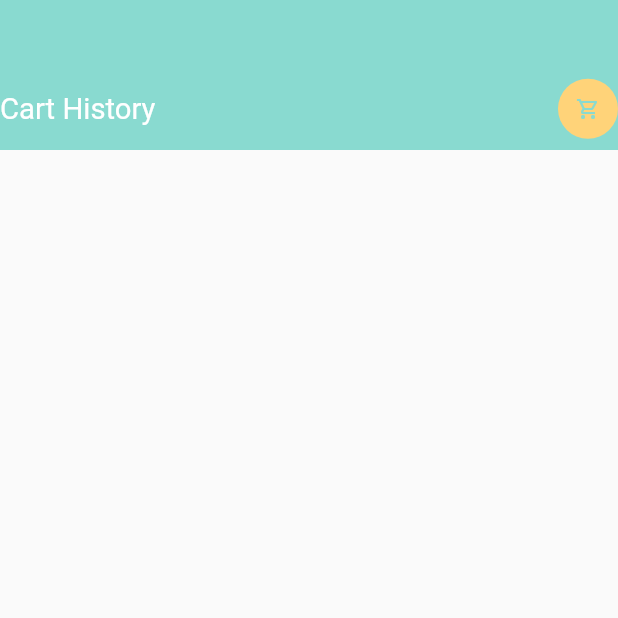
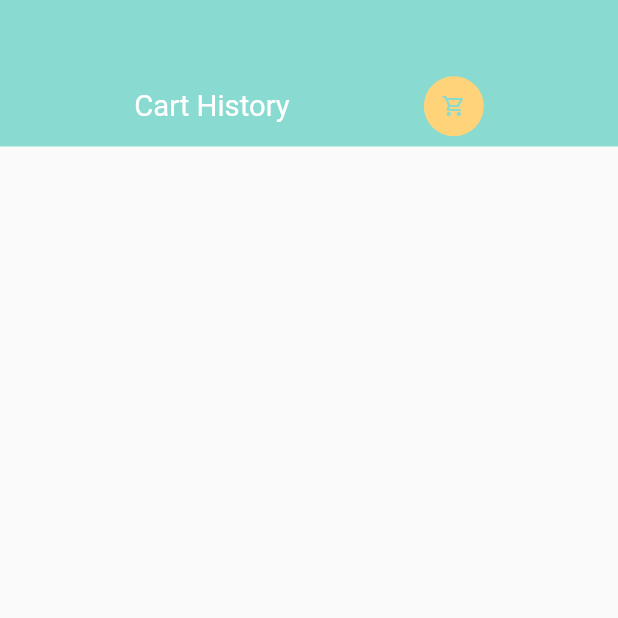
Before and after one commit to kaeruluz/E-Commerce-App, a Flutter app: the CartHistory screen opened directly, on a phone screen of 412 x 824 dp, the top half of it. Run offline on Flutter 3.47's test engine with Material 2 defaults, Android fonts, the phone set to English and light mode, and no system bars; our stand-ins replace dots_indicator, get, google_nav_bar, shared_preferences; accounts and stored records are empty; network calls fail.

Commit message:
feat:added reversed list to cart history list

```diff
--- a/lib/pages/cart/cart_history.dart
+++ b/lib/pages/cart/cart_history.dart
@@ -16,7 +16,8 @@ class CartHistory extends StatelessWidget {
 
   @override
   Widget build(BuildContext context) {
-    var getCartHistoryList = Get.find<CartController>().getCartHistoryList();
+    var getCartHistoryList =
+        Get.find<CartController>().getCartHistoryList().reversed.toList();
 
     Map<String, int> cartItemPerOrder = Map();
 
@@ -38,14 +39,16 @@ class CartHistory extends StatelessWidget {
     var listCounter = 0;
 
     return Scaffold(
-        body: Column(children: [
+        body: Column(
+            mainAxisAlignment: MainAxisAlignment.spaceBetween,
+            children: [
           Container(
-        height: 100,
+            height: Dimensions.height10 * 10,
             color: AppColors.mainColor,
             width: double.maxFinite,
-        padding: const EdgeInsets.only(top: 45),
+            padding: EdgeInsets.only(top: Dimensions.height45),
             child: Row(
-          mainAxisAlignment: MainAxisAlignment.spaceBetween,
+              mainAxisAlignment: MainAxisAlignment.spaceEvenly,
               children: [
                 BigText(
                   text: "Cart History",
@@ -73,7 +76,7 @@ class CartHistory extends StatelessWidget {
                     children: [
                       for (int i = 0; i < itemsPerOrder.length; i++)
                         Container(
-                      height: 120,
+                          height: Dimensions.height30 * 4,
                           margin: EdgeInsets.only(
                               right: Dimensions.width20,
                               bottom: Dimensions.height20),
@@ -86,7 +89,8 @@ class CartHistory extends StatelessWidget {
                                         getCartHistoryList[listCounter].time!);
                                 var inputDate =
                                     DateTime.parse(parseDate.toString());
-                            var outputFormat = DateFormat("MM/dd/yyyy hh:mm a");
+                                var outputFormat =
+                                    DateFormat("MM/dd/yyyy hh:mm a");
                                 var outputDate = outputFormat.format(inputDate);
                                 return BigText(
                                   text: outputDate,
@@ -94,42 +98,50 @@ class CartHistory extends StatelessWidget {
                               }()),
                               SizedBox(height: Dimensions.height10),
                               Row(
-                            mainAxisAlignment: MainAxisAlignment.spaceBetween,
+                                mainAxisAlignment:
+                                    MainAxisAlignment.spaceBetween,
                                 children: [
                                   Wrap(
                                     direction: Axis.horizontal,
-                                children:
-                                    List.generate(itemsPerOrder[i], (index) {
-                                  if (listCounter < getCartHistoryList.length) {
+                                    children: List.generate(itemsPerOrder[i],
+                                        (index) {
+                                      if (listCounter <
+                                          getCartHistoryList.length) {
                                         listCounter++;
                                       }
                                       return index <= 2
                                           ? Container(
-                                          height: 80,
-                                          width: 80,
+                                              height: Dimensions.height20 * 4,
+                                              width: Dimensions.width20 * 4,
                                               margin: EdgeInsets.only(
-                                              right: Dimensions.width10 / 2),
+                                                  right:
+                                                      Dimensions.width10 / 2),
                                               decoration: BoxDecoration(
-                                            borderRadius: BorderRadius.circular(
-                                                Dimensions.radius15 / 2),
+                                                borderRadius:
+                                                    BorderRadius.circular(
+                                                        Dimensions.radius15 /
+                                                            2),
                                                 image: DecorationImage(
                                                     fit: BoxFit.cover,
-                                                image: NetworkImage(AppConstants
-                                                        .BASE_URL +
-                                                    AppConstants.UPLOAD_URL +
+                                                    image: NetworkImage(
+                                                        AppConstants.BASE_URL +
+                                                            AppConstants
+                                                                .UPLOAD_URL +
                                                             getCartHistoryList[
-                                                            listCounter - 1]
+                                                                    listCounter -
+                                                                        1]
                                                                 .img!)),
                                               ))
                                           : Container();
                                     }),
                                   ),
                                   Container(
-                                height: 80,
+                                    height: Dimensions.height20 * 4,
                                     child: Column(
                                       mainAxisAlignment:
                                           MainAxisAlignment.spaceEvenly,
-                                  crossAxisAlignment: CrossAxisAlignment.end,
+                                      crossAxisAlignment:
+                                          CrossAxisAlignment.end,
                                       children: [
                                         SmallText(
                                             text: "Total",
@@ -142,9 +154,11 @@ class CartHistory extends StatelessWidget {
                                         Container(
                                           padding: EdgeInsets.symmetric(
                                               horizontal: Dimensions.width10,
-                                          vertical: Dimensions.height10 / 2),
+                                              vertical:
+                                                  Dimensions.height10 / 2),
                                           decoration: BoxDecoration(
-                                          borderRadius: BorderRadius.circular(
+                                              borderRadius:
+                                                  BorderRadius.circular(
                                                       Dimensions.radius15 / 3),
                                               border: Border.all(
                                                   width: 1,
```
Lines whose indentation alone changed are shown as unchanged.
